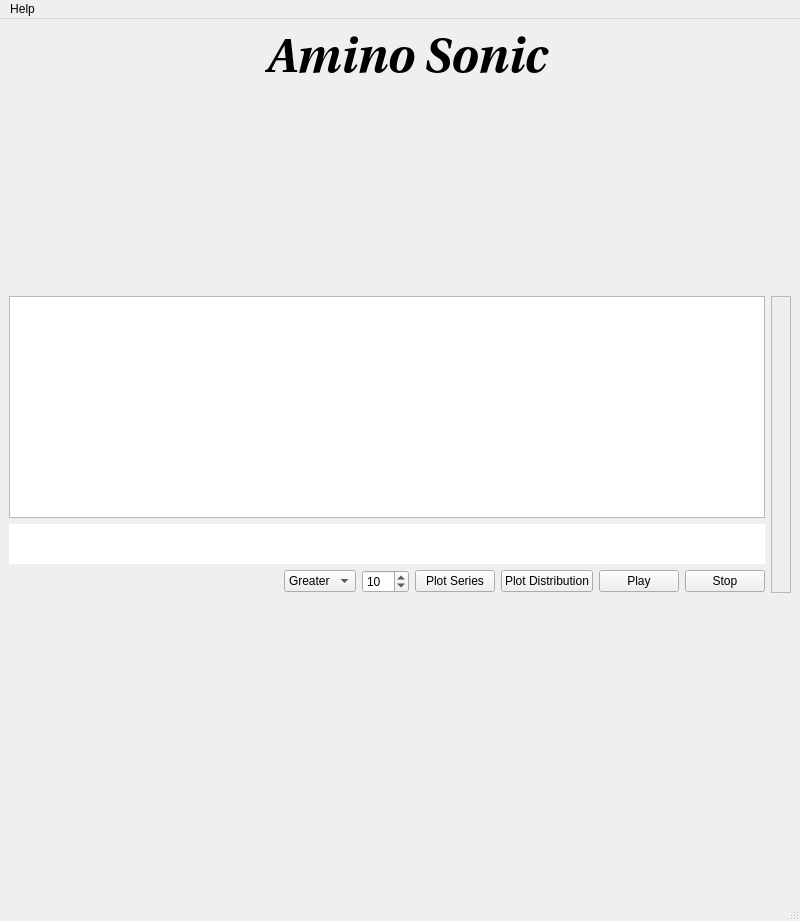
The window that interface.ui (netogallo/aminobeats) describes before a commit, drawn with Qt 5.
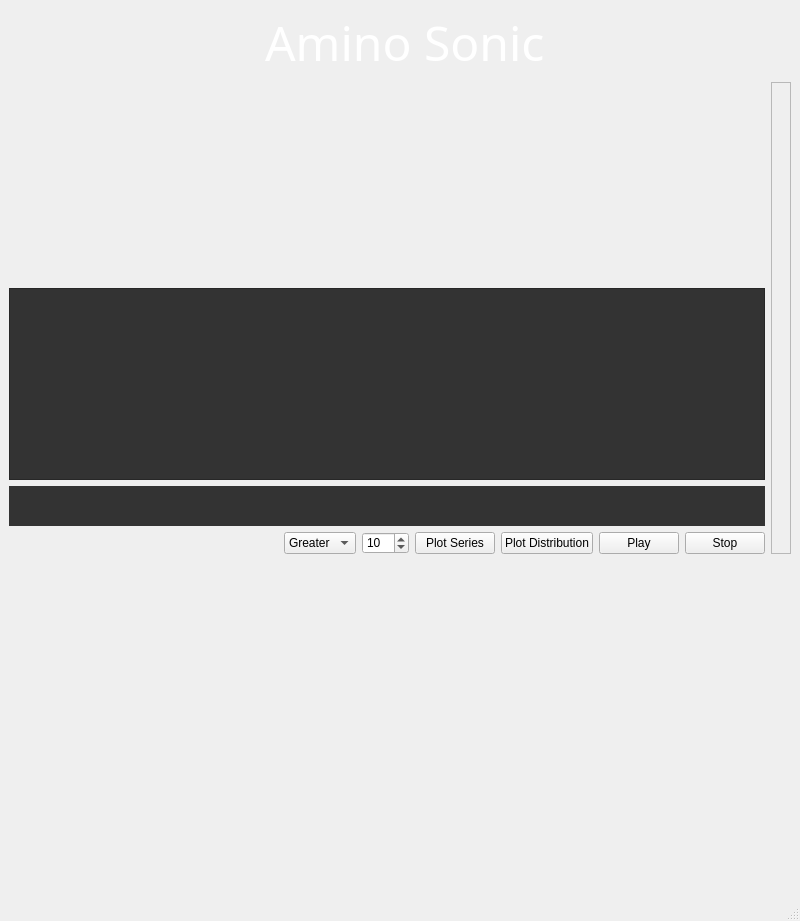
The same window after the commit. Icons and pictures are not drawn.

Commit message: good shit

Diff of the .ui file:
```diff
--- a/interface.ui
+++ b/interface.ui
@@ -14,10 +14,17 @@
    <string>MainWindow</string>
   </property>
   <property name="styleSheet">
-   <string notr="true"/>
+   <string notr="true">#centralwidget{
+	background-image:url(dark-subtle-patterns/pattern4.jpg);
+}
+
+#aminosList, #sequenceEdit{
+
+	background:#333;
+}</string>
   </property>
   <widget class="QWidget" name="centralwidget">
-   <layout class="QVBoxLayout" name="verticalLayout_4">
+   <layout class="QVBoxLayout" name="verticalLayout_2">
     <item>
      <layout class="QHBoxLayout" name="horizontalLayout_2">
       <item>
@@ -37,13 +44,19 @@
        <widget class="QLabel" name="label_2">
         <property name="font">
          <font>
-          <family>Utopia</family>
+          <family>Courier 10 Pitch</family>
           <pointsize>36</pointsize>
-          <weight>75</weight>
-          <italic>true</italic>
-          <bold>true</bold>
+          <weight>50</weight>
+          <italic>false</italic>
+          <bold>false</bold>
          </font>
         </property>
+        <property name="styleSheet">
+         <string notr="true">#label_2 {
+	color: #fff;
+	font: 36pt &quot;Courier 10 Pitch&quot;;
+}</string>
+        </property>
         <property name="text">
          <string>Amino Sonic</string>
         </property>
@@ -52,28 +65,40 @@
      </layout>
     </item>
     <item>
-     <widget class="QLabel" name="plot">
-      <property name="minimumSize">
-       <size>
-        <width>0</width>
-        <height>200</height>
-       </size>
-      </property>
-      <property name="text">
-       <string/>
-      </property>
-     </widget>
+     <layout class="QHBoxLayout" name="horizontalLayout_5"/>
     </item>
-    <item>
-     <layout class="QHBoxLayout" name="horizontalLayout_4">
-      <item>
-       <layout class="QVBoxLayout" name="verticalLayout_2">
         <item>
          <layout class="QHBoxLayout" name="horizontalLayout">
           <item>
            <layout class="QVBoxLayout" name="verticalLayout">
             <item>
-             <widget class="QTextEdit" name="sequenceEdit"/>
+         <widget class="QLabel" name="plot">
+          <property name="minimumSize">
+           <size>
+            <width>0</width>
+            <height>200</height>
+           </size>
+          </property>
+          <property name="text">
+           <string/>
+          </property>
+         </widget>
+        </item>
+        <item>
+         <widget class="QTextEdit" name="sequenceEdit">
+          <property name="styleSheet">
+           <string notr="true">#sequenceEdit {
+	color: #fff;
+}</string>
+          </property>
+          <property name="html">
+           <string>&lt;!DOCTYPE HTML PUBLIC &quot;-//W3C//DTD HTML 4.0//EN&quot; &quot;http://www.w3.org/TR/REC-html40/strict.dtd&quot;&gt;
+&lt;html&gt;&lt;head&gt;&lt;meta name=&quot;qrichtext&quot; content=&quot;1&quot; /&gt;&lt;style type=&quot;text/css&quot;&gt;
+p, li { white-space: pre-wrap; }
+&lt;/style&gt;&lt;/head&gt;&lt;body style=&quot; font-family:'Sans Serif'; font-size:10pt; font-weight:400; font-style:normal;&quot;&gt;
+&lt;p style=&quot;-qt-paragraph-type:empty; margin-top:0px; margin-bottom:0px; margin-left:0px; margin-right:0px; -qt-block-indent:0; text-indent:0px;&quot;&gt;&lt;br /&gt;&lt;/p&gt;&lt;/body&gt;&lt;/html&gt;</string>
+          </property>
+         </widget>
             </item>
             <item>
              <widget class="QLabel" name="aminosList">
@@ -84,9 +109,7 @@
                </size>
               </property>
               <property name="styleSheet">
-               <string notr="true">#aminosList{
-	background-color: #FFFFFF;
-}</string>
+           <string notr="true"/>
               </property>
               <property name="text">
                <string/>
@@ -173,12 +196,13 @@
             </item>
            </layout>
           </item>
-         </layout>
-        </item>
-       </layout>
-      </item>
       <item>
        <widget class="QFrame" name="notes">
+        <property name="styleSheet">
+         <string notr="true">#notes QLabel{
+	color:#fff;
+}</string>
+        </property>
         <property name="frameShape">
          <enum>QFrame::StyledPanel</enum>
         </property>
@@ -209,23 +233,6 @@
     </item>
    </layout>
   </widget>
-  <widget class="QMenuBar" name="menubar">
-   <property name="geometry">
-    <rect>
-     <x>0</x>
-     <y>0</y>
-     <width>800</width>
-     <height>21</height>
-    </rect>
-   </property>
-   <widget class="QMenu" name="menuHelp">
-    <property name="title">
-     <string>Help</string>
-    </property>
-    <addaction name="aboutButton"/>
-   </widget>
-   <addaction name="menuHelp"/>
-  </widget>
   <widget class="QStatusBar" name="statusbar"/>
   <action name="aboutButton">
    <property name="text">
```
Lines whose indentation alone changed are shown as unchanged. The commit also changes 2 other files.
